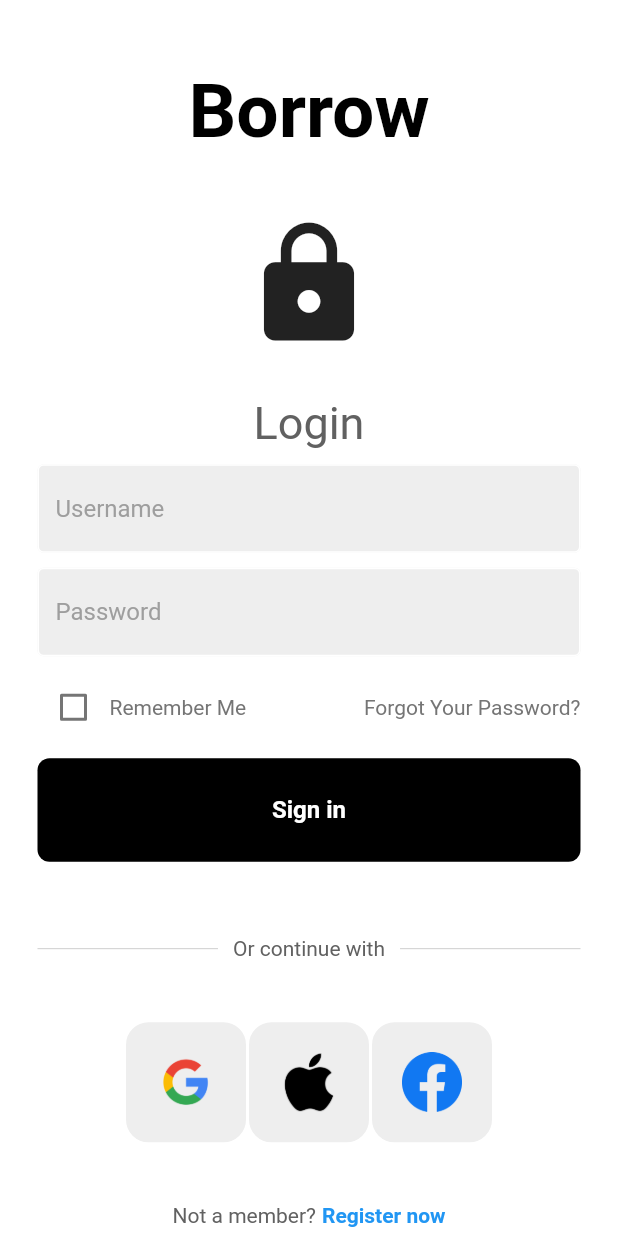
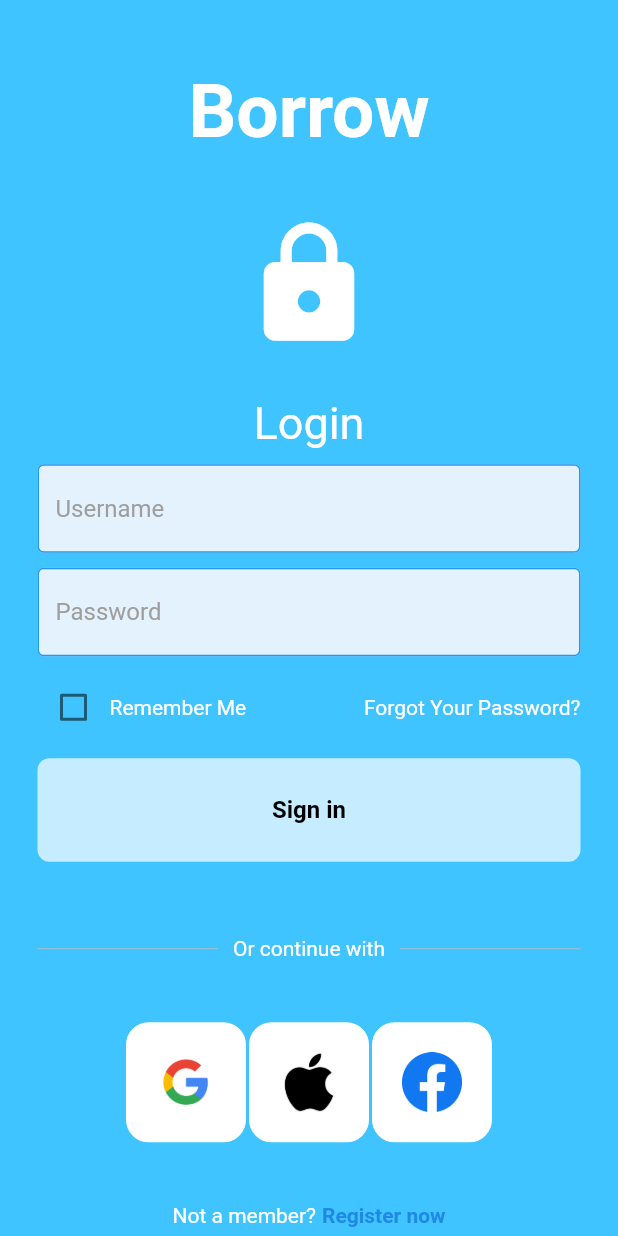
Before and after one commit to Andrnyen/borrow, a Flutter app: the screen it shows after launch, on a phone screen of 412 x 824 dp. Run offline on Flutter 3.47's test engine with Material 2 defaults, Android fonts, the light colour scheme and no system bars.

Commit message:
redesigned the colours to be light blue and white themed

```diff
--- a/frontend/lib/components/my_button.dart
+++ b/frontend/lib/components/my_button.dart
@@ -13,14 +13,14 @@ class MyButton extends StatelessWidget {
         padding: const EdgeInsets.all(25),
         margin: const EdgeInsets.symmetric(horizontal: 25),
         decoration: BoxDecoration(
-          color: Colors.black,
+          color: Colors.white70,
           borderRadius: BorderRadius.circular(8)
         ),
         child: const Center(
           child: Text(
             'Sign in',
             style: TextStyle(
-              color: Colors.white,
+              color: Colors.black,
               fontWeight: FontWeight.bold,
               fontSize: 16,
             )
--- a/frontend/lib/components/my_textfield.dart
+++ b/frontend/lib/components/my_textfield.dart
@@ -22,13 +22,13 @@ class MyTextField extends StatelessWidget {
         decoration: InputDecoration(
           enabledBorder: const OutlineInputBorder(
             borderSide: BorderSide(
-              color: Colors.white
+              color: Colors.blue
             )
           ),
-          focusedBorder: OutlineInputBorder(
-            borderSide: BorderSide(color: Colors.grey.shade400),
+          focusedBorder: const OutlineInputBorder(
+            borderSide: BorderSide(color: Colors.black),
           ),
-          fillColor: Colors.grey.shade200,
+          fillColor: Colors.blue.shade50,
           filled: true,
           hintText: hintText,
           hintStyle: TextStyle(color: Colors.grey[500])
--- a/frontend/lib/components/square_tile.dart
+++ b/frontend/lib/components/square_tile.dart
@@ -12,9 +12,9 @@ class SquareTile extends StatelessWidget {
     return Container(
       padding: const EdgeInsets.all(20),
       decoration: BoxDecoration(
-        border: Border.all(color: Colors.white),
+        border: Border.all(color: Colors.lightBlueAccent),
         borderRadius: BorderRadius.circular(16),
-        color: Colors.grey[200],
+        color: Colors.white,
       ),
       child: Image.asset(
         imagePath,
--- a/frontend/lib/pages/login_page.dart
+++ b/frontend/lib/pages/login_page.dart
@@ -20,7 +20,7 @@ class LoginPage extends StatelessWidget {
   Widget build(BuildContext context) {
     return Scaffold(
       resizeToAvoidBottomInset: false,
-      backgroundColor: Colors.white,
+      backgroundColor: Colors.lightBlueAccent,
       body: SafeArea(
         child: Center(
           child: Column(
@@ -34,7 +34,7 @@ class LoginPage extends StatelessWidget {
                   'Borrow',
                   style: TextStyle(
                     fontWeight: FontWeight.bold,
-                    color: Colors.black,
+                    color: Colors.white,
                     fontSize: 50,
                   ),
                 ),
@@ -45,16 +45,17 @@ class LoginPage extends StatelessWidget {
               // logo
               const Icon(
                 Icons.lock,
+                color: Colors.white,
                 size: 90,
               ),
 
               const SizedBox(height: 30),
 
               // login
-              Text(
+              const Text(
                 'Login',
                 style: TextStyle(
-                  color: Colors.grey[700],
+                  color: Colors.white,
                   fontSize: 30,
                   ),
               ),
@@ -80,23 +81,23 @@ class LoginPage extends StatelessWidget {
               const SizedBox(height: 10),
 
               // remember me/forgot password?
-              Padding(
-                padding: const EdgeInsets.symmetric(horizontal: 25.0),
+              const Padding(
+                padding: EdgeInsets.symmetric(horizontal: 25.0),
                 child: Row(
                   mainAxisAlignment: MainAxisAlignment.spaceBetween,
                   children: [
                     Row(
                       children: [
-                        const RememberMe(),
+                        RememberMe(),
                         Text(
                           'Remember Me',
-                          style: TextStyle(color: Colors.grey[600]),
+                          style: TextStyle(color: Colors.white),
                         ),
                       ],
                     ),
                     Text(
                       'Forgot Your Password?',
-                      style: TextStyle(color: Colors.grey[600]),
+                      style: TextStyle(color: Colors.white),
                     ),
                   ],
                 )
@@ -122,11 +123,11 @@ class LoginPage extends StatelessWidget {
                         color: Colors.grey[400],
                       ),
                     ),
-                    Padding(
-                      padding: const EdgeInsets.symmetric(horizontal: 10.0),
+                    const Padding(
+                      padding: EdgeInsets.symmetric(horizontal: 10.0),
                       child: Text(
                         'Or continue with',
-                        style: TextStyle(color: Colors.grey[700]),
+                        style: TextStyle(color: Colors.white),
                         ),
                     ),
                     Expanded(
@@ -148,7 +149,7 @@ class LoginPage extends StatelessWidget {
                   // google button
                   SquareTile(imagePath: 'lib/images/google.png'),
 
-                  SizedBox(height: 10),
+                  SizedBox(height: 15),
 
                   // apple button
                   SquareTile(imagePath: 'lib/images/apple.png'),
@@ -166,14 +167,14 @@ class LoginPage extends StatelessWidget {
               Row(
                 mainAxisAlignment: MainAxisAlignment.center,
                 children: [
-                  Text('Not a member?',
-                  style: TextStyle(color: Colors.grey[700])
+                  const Text('Not a member?',
+                  style: TextStyle(color: Colors.white)
                   ),
                   const SizedBox(width: 4),
-                  const Text(
+                  Text(
                     'Register now',
                     style: TextStyle(
-                      color: Colors.blue,
+                      color: Colors.blue.shade600,
                       fontWeight: FontWeight.bold,
                     ),
                   )
```
